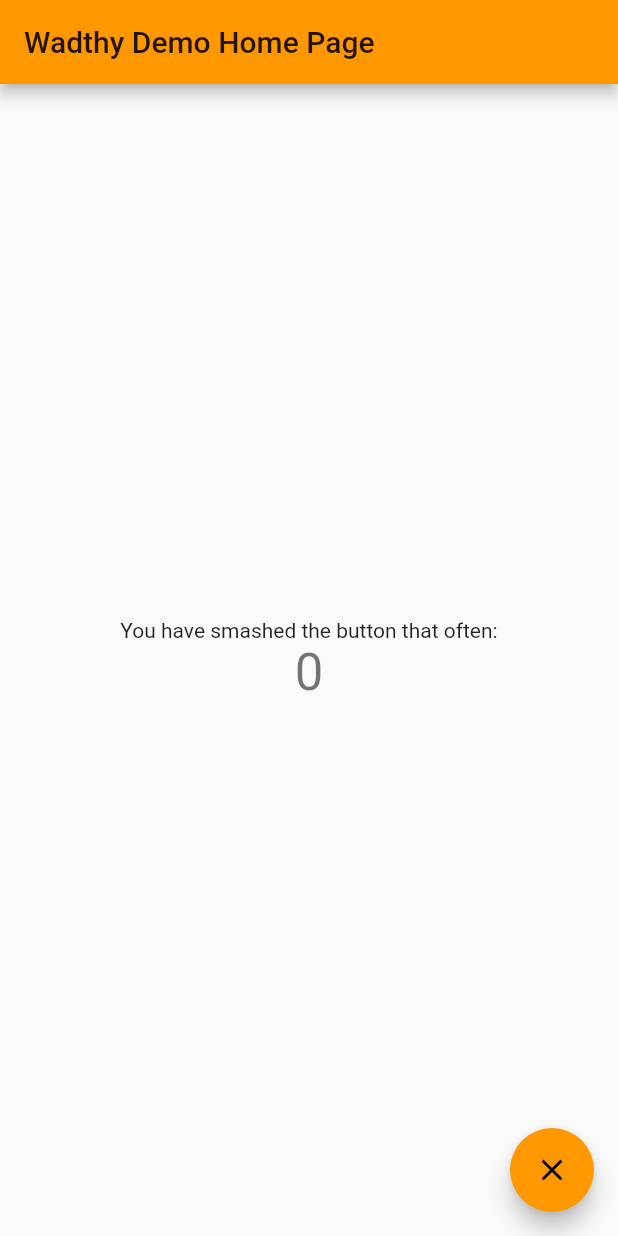
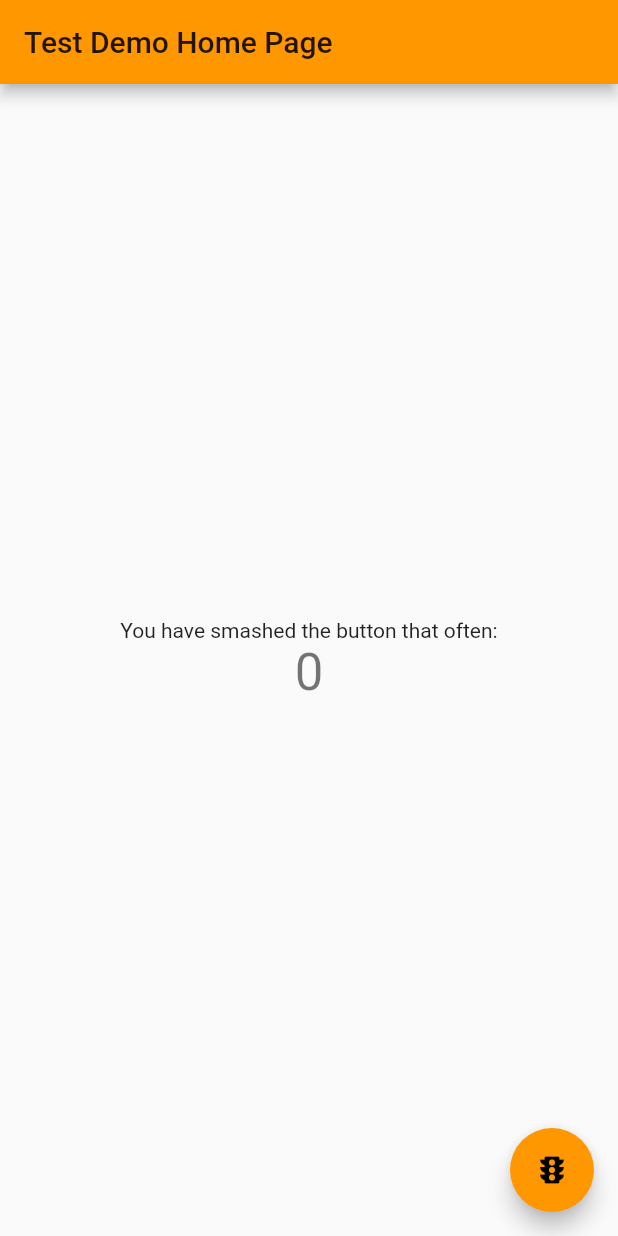
Before and after one commit to wadthyk/flutter_test_github_wadthy_01, a Flutter app: the screen it shows after launch, on a phone screen of 412 x 824 dp. Run offline on Flutter 3.47's test engine with Material 2 defaults, Android fonts, the phone set to English and light mode, and no system bars.

Commit message:
design_change_02

```diff
--- a/lib/main.dart
+++ b/lib/main.dart
@@ -26,7 +26,7 @@ class MyApp extends StatelessWidget {
         // closer together (more dense) than on mobile platforms.
         visualDensity: VisualDensity.adaptivePlatformDensity,
       ),
-      home: MyHomePage(title: 'Wadthy Demo Home Page'),
+      home: MyHomePage(title: 'Test Demo Home Page'),
     );
   }
 }
@@ -110,7 +110,7 @@ class _MyHomePageState extends State<MyHomePage> {
       floatingActionButton: FloatingActionButton(
         onPressed: _incrementCounter,
         tooltip: 'Increment',
-        child: Icon(Icons.clear),
+        child: Icon(Icons.traffic),
       ), // This trailing comma makes auto-formatting nicer for build methods.
     );
   }
```
